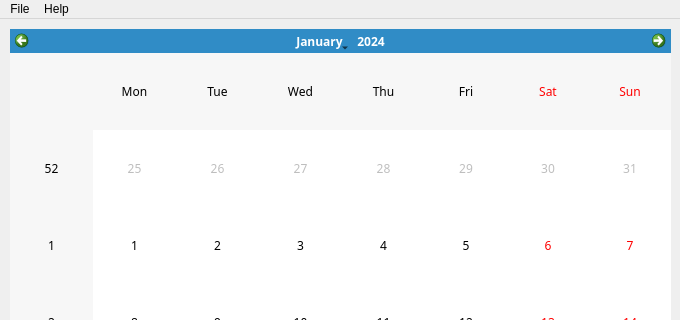
First picture: the form in stax.ui, repository ari099/Stax, before the edit; both pictures show x 0 to 680 and y 0 to 320 of the 680 by 828 pixel window.
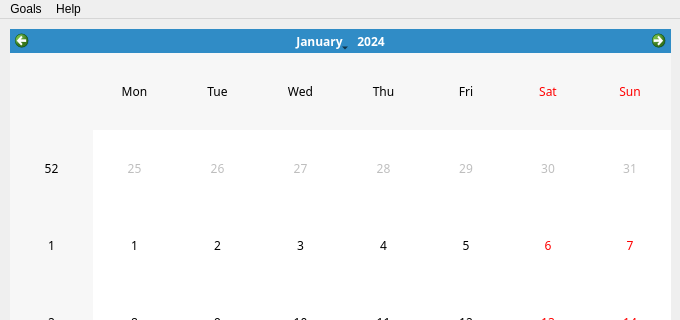
Second picture: the form after the edit.

Commit message:
Updated goal dialog
Removed update and remove dialogs (.ui and .py files) in an effort to keep everything goal related in a single dialog

```diff
--- a/stax.ui
+++ b/stax.ui
@@ -87,7 +87,7 @@
      <height>26</height>
     </rect>
    </property>
-   <widget class="QMenu" name="TopMenuFileBar">
+   <widget class="QMenu" name="TopMenuGoalBar">
     <property name="font">
      <font>
       <family>Segoe UI Semibold</family>
@@ -97,7 +97,7 @@
      <cursorShape>PointingHandCursor</cursorShape>
     </property>
     <property name="title">
-     <string>File</string>
+     <string>Goals</string>
     </property>
     <addaction name="FileActionCreateGoal"/>
     <addaction name="FileActionRemoveGoal"/>
@@ -109,7 +109,7 @@
     </property>
     <addaction name="HelpActionAboutStax"/>
    </widget>
-   <addaction name="TopMenuFileBar"/>
+   <addaction name="TopMenuGoalBar"/>
    <addaction name="TopMenuHelpBar"/>
   </widget>
   <widget class="QStatusBar" name="statusbar"/>
```
Left out of the diff: 8 changed lines with no effect on the pictures. The commit also changes 13 other files.
